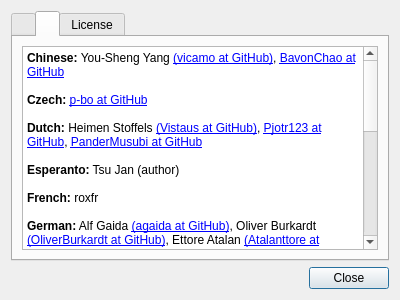
Above: feathernotes/about.ui from tsujan/FeatherNotes before the change. Below: the same form after it.
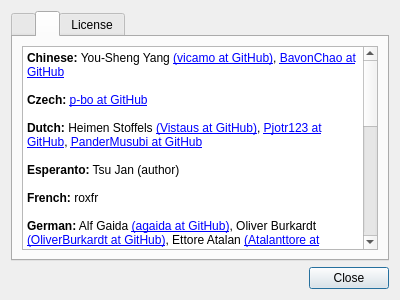
That is the form after the change. The open tabs and pages were chosen to show the change.

```diff
--- a/feathernotes/about.ui
+++ b/feathernotes/about.ui
@@ -109,6 +109,8 @@
 &lt;p style=&quot;-qt-paragraph-type:empty; margin-top:0px; margin-bottom:0px; margin-left:0px; margin-right:0px; -qt-block-indent:0; text-indent:0px;&quot;&gt;&lt;br /&gt;&lt;/p&gt;
 &lt;p style=&quot; margin-top:0px; margin-bottom:0px; margin-left:0px; margin-right:0px; -qt-block-indent:0; text-indent:0px;&quot;&gt;&lt;span style=&quot; font-weight:600;&quot;&gt;German:&lt;/span&gt; Alf Gaida &lt;a href=&quot;https://github.com/agaida&quot;&gt;(agaida at GitHub)&lt;/a&gt;, Oliver Burkardt &lt;a href=&quot;https://github.com/OliverBurkardt&quot;&gt;(OliverBurkardt at GitHub)&lt;/a&gt;, Ettore Atalan &lt;a href=&quot;https://github.com/Atalanttore&quot;&gt;(Atalanttore at GitHub)&lt;/a&gt;&lt;/p&gt;
 &lt;p style=&quot;-qt-paragraph-type:empty; margin-top:0px; margin-bottom:0px; margin-left:0px; margin-right:0px; -qt-block-indent:0; text-indent:0px;&quot;&gt;&lt;br /&gt;&lt;/p&gt;
+&lt;p style=&quot; margin-top:0px; margin-bottom:0px; margin-left:0px; margin-right:0px; -qt-block-indent:0; text-indent:0px;&quot;&gt;&lt;span style=&quot; font-weight:600;&quot;&gt;Hungarian:&lt;/span&gt; &lt;a href=&quot;https://github.com/zoli111&quot;&gt;zoli111 at GitHub&lt;/a&gt;&lt;/p&gt;
+&lt;p style=&quot;-qt-paragraph-type:empty; margin-top:0px; margin-bottom:0px; margin-left:0px; margin-right:0px; -qt-block-indent:0; text-indent:0px;&quot;&gt;&lt;br /&gt;&lt;/p&gt;
 &lt;p style=&quot; margin-top:0px; margin-bottom:0px; margin-left:0px; margin-right:0px; -qt-block-indent:0; text-indent:0px;&quot;&gt;&lt;span style=&quot; font-weight:600;&quot;&gt;Hebrew:&lt;/span&gt; Yaron Shahrabani &lt;a href=&quot;https://github.com/yarons&quot;&gt;(yarons at GitHub)&lt;/a&gt;&lt;/p&gt;
 &lt;p style=&quot;-qt-paragraph-type:empty; margin-top:0px; margin-bottom:0px; margin-left:0px; margin-right:0px; -qt-block-indent:0; text-indent:0px;&quot;&gt;&lt;br /&gt;&lt;/p&gt;
 &lt;p style=&quot; margin-top:0px; margin-bottom:0px; margin-left:0px; margin-right:0px; -qt-block-indent:0; text-indent:0px;&quot;&gt;&lt;span style=&quot; font-weight:600;&quot;&gt;Indonesian:&lt;/span&gt; Gema Aji Wardian &lt;a href=&quot;https://github.com/nerdv2&quot;&gt;(nerdv2 at GitHub)&lt;/a&gt;&lt;/p&gt;
@@ -119,7 +121,7 @@
 &lt;p style=&quot;-qt-paragraph-type:empty; margin-top:0px; margin-bottom:0px; margin-left:0px; margin-right:0px; -qt-block-indent:0; text-indent:0px;&quot;&gt;&lt;br /&gt;&lt;/p&gt;
 &lt;p style=&quot; margin-top:0px; margin-bottom:0px; margin-left:0px; margin-right:0px; -qt-block-indent:0; text-indent:0px;&quot;&gt;&lt;span style=&quot; font-weight:600;&quot;&gt;Polish:&lt;/span&gt; Marcin Mikołajczak &lt;a href=&quot;https://github.com/m4sk1n&quot;&gt;(m4sk1n at GitHub)&lt;/a&gt;&lt;/p&gt;
 &lt;p style=&quot;-qt-paragraph-type:empty; margin-top:0px; margin-bottom:0px; margin-left:0px; margin-right:0px; -qt-block-indent:0; text-indent:0px;&quot;&gt;&lt;br /&gt;&lt;/p&gt;
-&lt;p style=&quot; margin-top:0px; margin-bottom:0px; margin-left:0px; margin-right:0px; -qt-block-indent:0; text-indent:0px;&quot;&gt;&lt;span style=&quot; font-weight:600;&quot;&gt;Portuguese (Brazil):&lt;/span&gt; &lt;a href=&quot;https://github.com/eltonfabricio10&quot;&gt;eltonfabricio10 at GitHub&lt;/a&gt;&lt;/p&gt;
+&lt;p style=&quot; margin-top:0px; margin-bottom:0px; margin-left:0px; margin-right:0px; -qt-block-indent:0; text-indent:0px;&quot;&gt;&lt;span style=&quot; font-weight:600;&quot;&gt;Portuguese (Brazil):&lt;/span&gt; &lt;a href=&quot;https://github.com/eltonfabricio10&quot;&gt;eltonfabricio10 at GitHub&lt;/a&gt;, Erik Kierski &lt;a href=&quot;https://github.com/erikferki&quot;&gt;(erikferki at GitHub)&lt;/a&gt;&lt;/p&gt;
 &lt;p style=&quot;-qt-paragraph-type:empty; margin-top:0px; margin-bottom:0px; margin-left:0px; margin-right:0px; -qt-block-indent:0; text-indent:0px;&quot;&gt;&lt;br /&gt;&lt;/p&gt;
 &lt;p style=&quot; margin-top:0px; margin-bottom:0px; margin-left:0px; margin-right:0px; -qt-block-indent:0; text-indent:0px;&quot;&gt;&lt;span style=&quot; font-weight:600;&quot;&gt;Portuguese (Portugal):&lt;/span&gt; Ruan O. Lima&lt;/p&gt;
 &lt;p style=&quot;-qt-paragraph-type:empty; margin-top:0px; margin-bottom:0px; margin-left:0px; margin-right:0px; -qt-block-indent:0; text-indent:0px;&quot;&gt;&lt;br /&gt;&lt;/p&gt;
```
